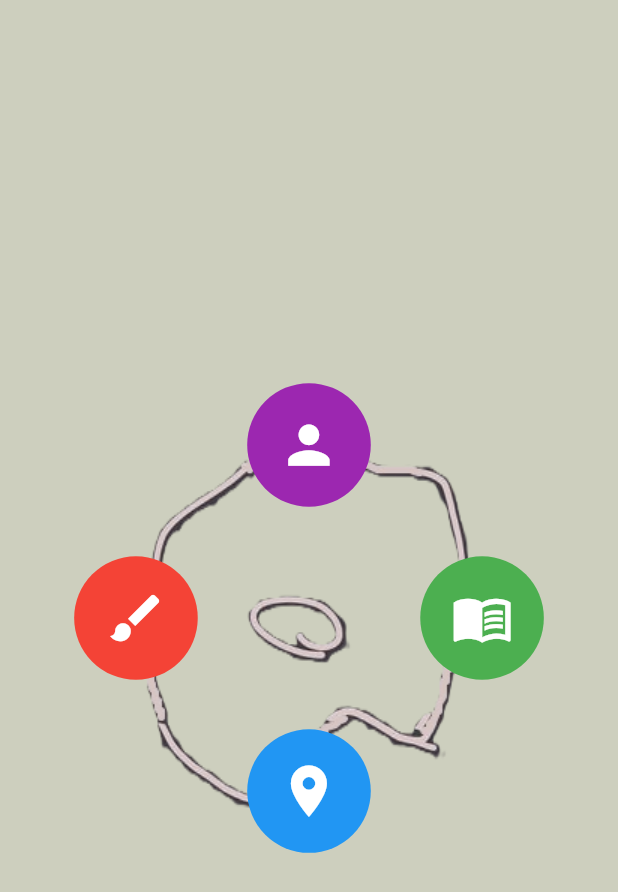
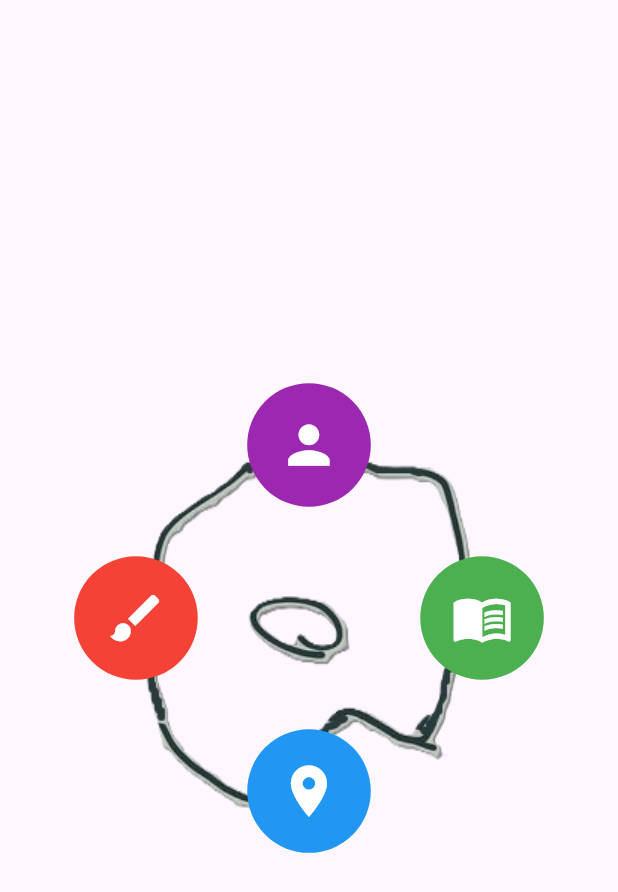
Before and after one commit to FltSv/GalleryFound, a Flutter app: the screen it shows after launch, on a phone screen of 412 x 824 dp. Shown: the top 892 px of the screen. Run offline on Flutter 3.47's test engine with Material 3 defaults, Android fonts, the phone set to English and light mode, and no system bars.

Commit message:
#17 システムテーマによるテーマ切り替え実装

```diff
--- a/mobile/lib/main.dart
+++ b/mobile/lib/main.dart
@@ -13,25 +13,15 @@ class MyApp extends StatelessWidget {
   Widget build(BuildContext context) {
     return MaterialApp(
       title: 'Gallery Found',
-      theme: ThemeData(
-        // This is the theme of your application.
-        //
-        // TRY THIS: Try running your application with "flutter run". You'll see
-        // the application has a purple toolbar. Then, without quitting the app,
-        // try changing the seedColor in the colorScheme below to Colors.green
-        // and then invoke "hot reload" (save your changes or press the "hot
-        // reload" button in a Flutter-supported IDE, or press "r" if you used
-        // the command line to start the app).
-        //
-        // Notice that the counter didn't reset back to zero; the application
-        // state is not lost during the reload. To reset the state, use hot
-        // restart instead.
-        //
-        // This works for code too, not just values: Most code changes can be
-        // tested with just a hot reload.
+      theme: ThemeData.light(useMaterial3: true).copyWith(
+        brightness: Brightness.light,
         colorScheme: ColorScheme.fromSeed(seedColor: Colors.deepPurple),
-        useMaterial3: true,
       ),
+      darkTheme: ThemeData.dark(useMaterial3: true).copyWith(
+        brightness: Brightness.dark,
+        colorScheme: ColorScheme.fromSeed(seedColor: Colors.deepPurple),
+      ),
+      themeMode: ThemeMode.system,
       home: const TopPage(),
     );
   }
@@ -61,13 +51,14 @@ class TopPage extends StatelessWidget {
       ButtonProp(Icons.person, Colors.purple, creatorsFunc),
     ];
 
-    return Center(
-      child: Container(
+    return Scaffold(
+      body: Container(
         alignment: Alignment.center,
-        decoration: const BoxDecoration(
-          color: Color(0x413c4300),
+        decoration: BoxDecoration(
           image: DecorationImage(
-            image: AssetImage('assets/palette_background.png'),
+            image: AssetImage(Theme.of(context).brightness == Brightness.light
+                ? 'assets/palette_background_light.png'
+                : 'assets/palette_background_dark.png'),
           ),
         ),
         child: Stack(
--- a/mobile/pubspec.yaml
+++ b/mobile/pubspec.yaml
@@ -58,7 +58,8 @@ flutter:
 
   # To add assets to your application, add an assets section, like this:
   assets:
-    - assets/palette_background.png
+    - assets/palette_background_light.png
+    - assets/palette_background_dark.png
   #   - images/a_dot_burr.jpeg
   #   - images/a_dot_ham.jpeg
 
```
Also changed, not shown: mobile/assets/palette_background_dark.png (renamed from mobile/assets/palette_background.png), mobile/assets/palette_background_light.png (added).
